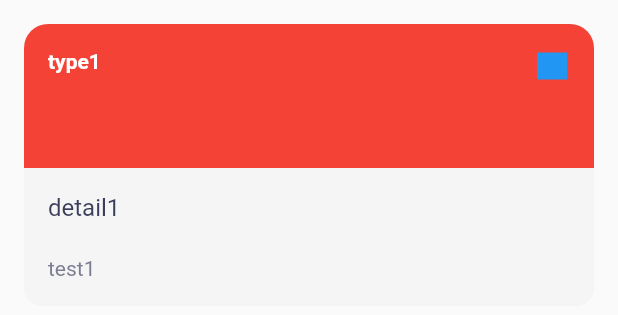
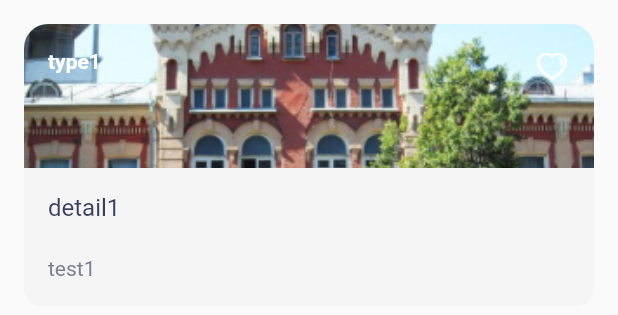
Before and after one commit to ivanthespacebiker/Flutterplaces, a Flutter app: the SightCard widget shown alone on an empty page, opened directly with sample values from the repository, on a phone screen of 412 x 824 dp. Shown: the top 315 px of the screen. Run offline on Flutter 3.47's test engine with Material 2 defaults, Android fonts, the phone set to English and light mode, and no system bars.

Commit message:
Загрузка изображений для карточек

```diff
--- a/lib/ui/screen/sight_card.dart
+++ b/lib/ui/screen/sight_card.dart
@@ -40,7 +40,6 @@ class SightCard extends StatelessWidget {
 
   @override
   Widget build(BuildContext context) {
-
     return Container(
       padding: _photoPadding,
       child: Column(
@@ -55,7 +54,10 @@ class SightCard extends StatelessWidget {
                   topLeft: _photoTopRadius,
                   topRight: _photoTopRadius,
                 ),
-                color: Colors.red,
+                image: DecorationImage(
+                  image: AssetImage("res/pictures/CardsPicture.png"),
+                  fit: BoxFit.fitWidth,
+                ),
               ),
               child: Row(
                 mainAxisAlignment: MainAxisAlignment.spaceBetween,
@@ -75,7 +77,13 @@ class SightCard extends StatelessWidget {
                   Container(
                     alignment: Alignment.topRight,
                     margin: _photoFavoritesButtonMargin,
-                    color: Colors.blue,
+                    //color: Colors.blue,
+                    decoration: BoxDecoration(
+                      image: DecorationImage(
+                        image: AssetImage("res/pictures/SightCardFavorite.png"),
+                        fit: BoxFit.fitWidth,
+                      ),
+                    ),
                     child: SizedBox(
                       width: 20,
                       height: 18,
--- a/pubspec.yaml
+++ b/pubspec.yaml
@@ -20,6 +20,7 @@ flutter:
   uses-material-design: true
   assets:
       - res/
+      - res/pictures/
   fonts:
     - family: Roboto
       fonts:
```
Also changed, not shown: res/pictures/CardsPicture.png (added), res/pictures/CardsPicture.svg (added), res/pictures/SightCardFavorite.png (added), res/pictures/SightCardFavorite.svg (added).
